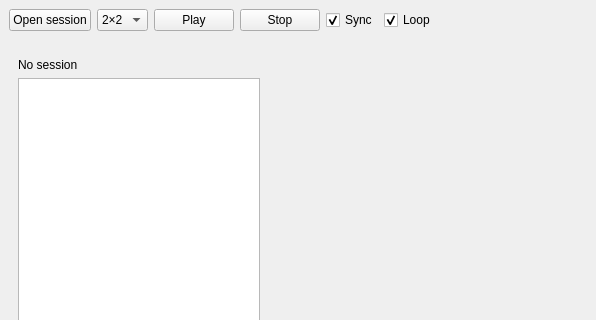
This is viewer/viewer_window.ui in tomgrad/echo as Qt 5 draws it before an edit; both pictures show x 0 to 596 and y 0 to 320 of the 1280 by 800 pixel window. The edited form follows.
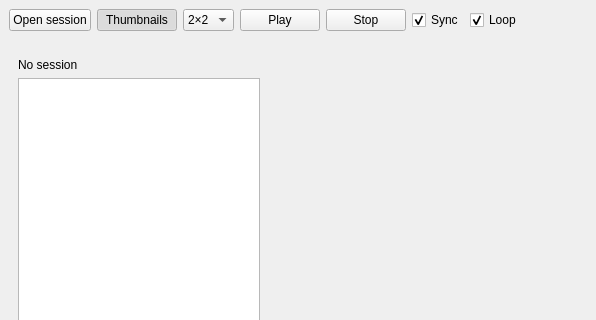
This is the edited form.

Commit message: feat: add toolbar toggle to hide the thumbnail panel

What changed in the file:
```diff
--- a/viewer/viewer_window.ui
+++ b/viewer/viewer_window.ui
@@ -40,6 +40,19 @@
          </property>
         </widget>
        </item>
+       <item>
+        <widget class="QPushButton" name="thumbnailsButton">
+         <property name="text">
+          <string>Thumbnails</string>
+         </property>
+         <property name="checkable">
+          <bool>true</bool>
+         </property>
+         <property name="checked">
+          <bool>true</bool>
+         </property>
+        </widget>
+       </item>
        <item>
         <widget class="QComboBox" name="layoutCombo">
          <item>
```
The commit also changes 3 other files.
